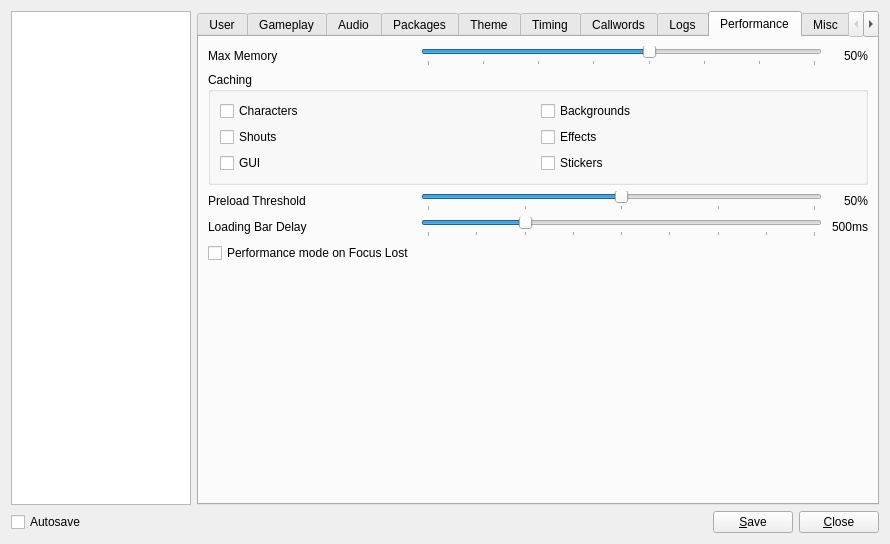
Before: the Qt Designer form res/ui/config_panel.ui in Mystery-Novel-Online/MNO-Client, drawn with Qt 5.
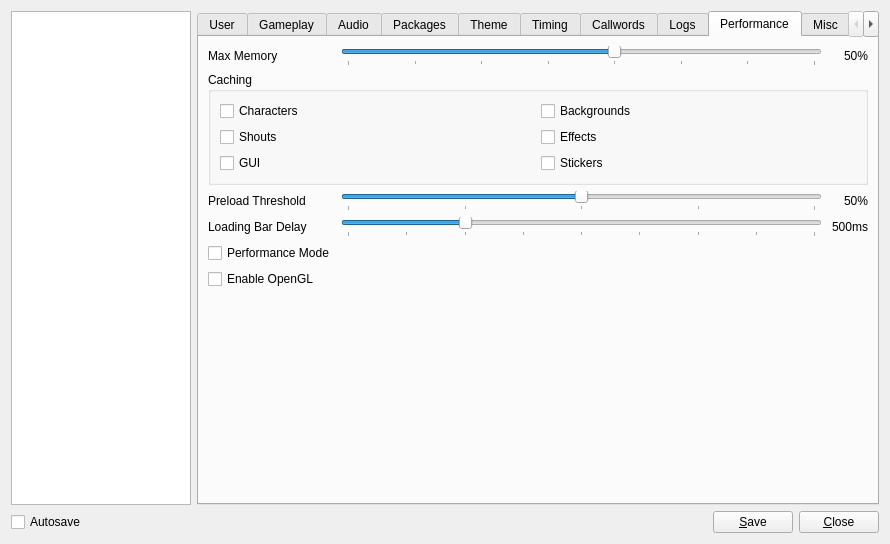
After: the same form once the commit is applied.

```diff
--- a/res/ui/config_panel.ui
+++ b/res/ui/config_panel.ui
@@ -1441,7 +1441,7 @@
            </item>
           </layout>
          </item>
-         <item row="5" column="0" colspan="2">
+         <item row="6" column="0" colspan="2">
           <spacer name="verticalSpacer_6">
            <property name="orientation">
             <enum>Qt::Vertical</enum>
@@ -1511,7 +1511,14 @@
          <item row="4" column="0">
           <widget class="QCheckBox" name="focus_performance_mode">
            <property name="text">
-            <string>Performance mode on Focus Lost</string>
+            <string>Performance Mode</string>
+           </property>
+          </widget>
+         </item>
+         <item row="5" column="0">
+          <widget class="QCheckBox" name="enable_opengl">
+           <property name="text">
+            <string>Enable OpenGL</string>
            </property>
           </widget>
          </item>
```
